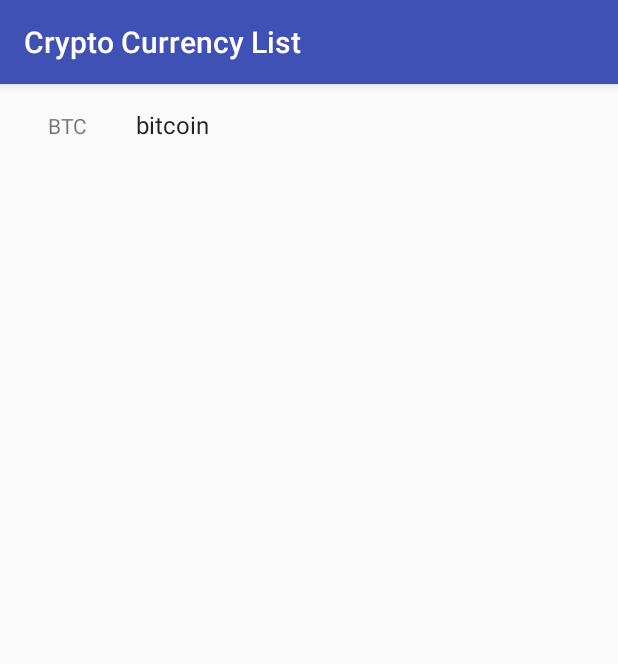
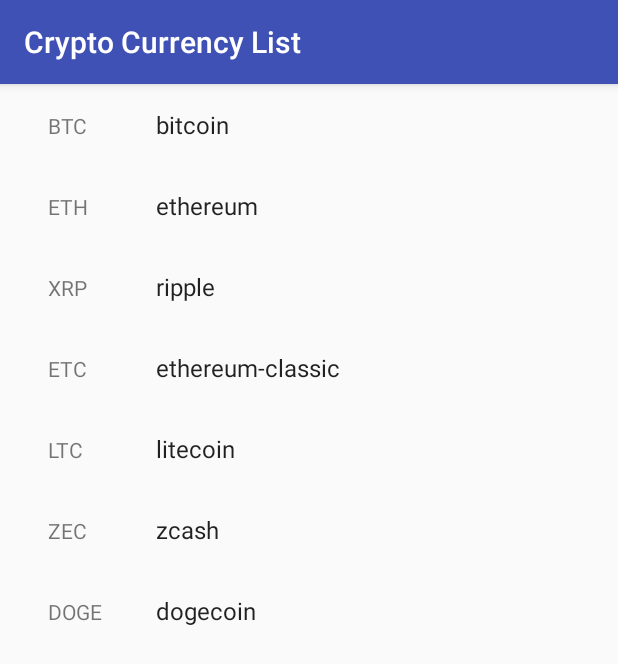
Before and after one commit to maxmousee/CryptoCurrencyMonitor, an Android app: the screen it shows after launch (CryptoCurrencyListActivity), on a phone screen of 412 x 824 dp. Shown: the top 664 px of the screen. Run offline under Robolectric (Android 15) with nearby library versions, the phone set to English and light mode, and no system bars.

Commit message:
Added more cryptocurrencies

```diff
--- a/Android/app/src/main/java/com/nfsindustries/cryptocurrencymonitor/CryptoCurrencyListActivity.java
+++ b/Android/app/src/main/java/com/nfsindustries/cryptocurrencymonitor/CryptoCurrencyListActivity.java
@@ -35,7 +35,10 @@ public class CryptoCurrencyListActivity extends AppCompatActivity {
      */
     private boolean mTwoPane;
 
-    private static final List<CurrencyListItem> CURRENCY_LIST_ITEMS = Arrays.asList(new CurrencyListItem("bitcoin", "BTC"));
+    private static final List<CurrencyListItem> CURRENCY_LIST_ITEMS = Arrays.asList(new CurrencyListItem("bitcoin", "BTC"),
+            new CurrencyListItem("ethereum", "ETH"), new CurrencyListItem("ripple", "XRP"),
+            new CurrencyListItem("ethereum-classic", "ETC"), new CurrencyListItem("litecoin", "LTC"),
+            new CurrencyListItem("zcash", "ZEC"), new CurrencyListItem("dogecoin", "DOGE"));
 
     @Override
     protected void onCreate(Bundle savedInstanceState) {
--- a/Android/app/src/main/res/layout/cryptocurrency_list_content.xml
+++ b/Android/app/src/main/res/layout/cryptocurrency_list_content.xml
@@ -6,7 +6,7 @@
 
     <TextView
         android:id="@+id/currencySymbol"
-        android:layout_width="wrap_content"
+        android:layout_width="40dp"
         android:layout_height="wrap_content"
         android:layout_margin="@dimen/text_margin" />
 
```
